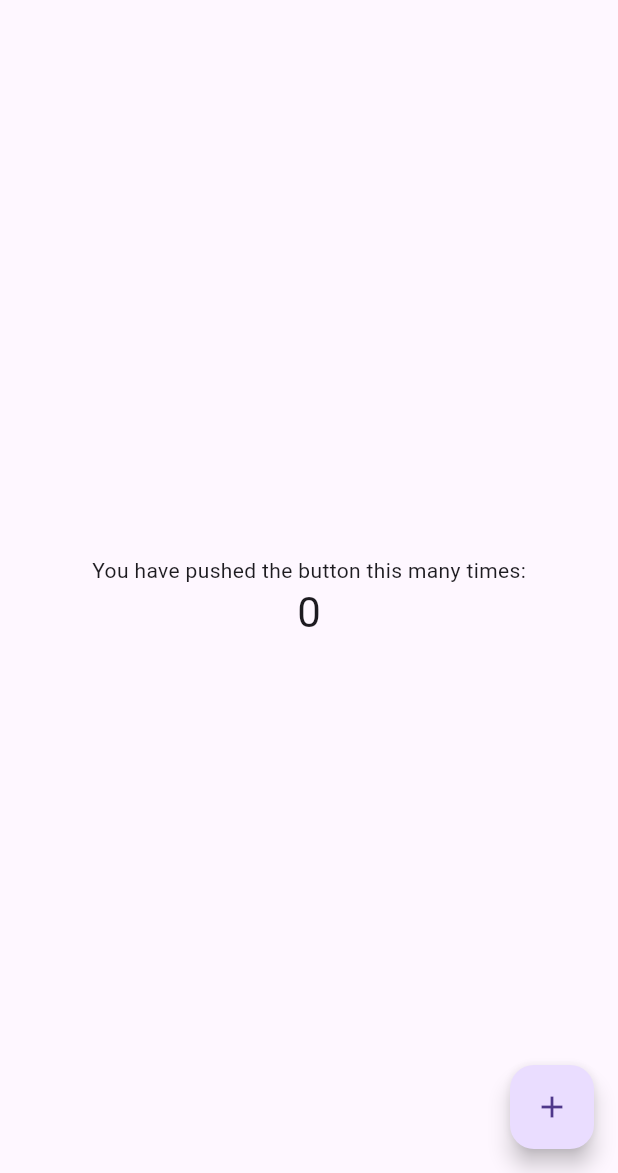
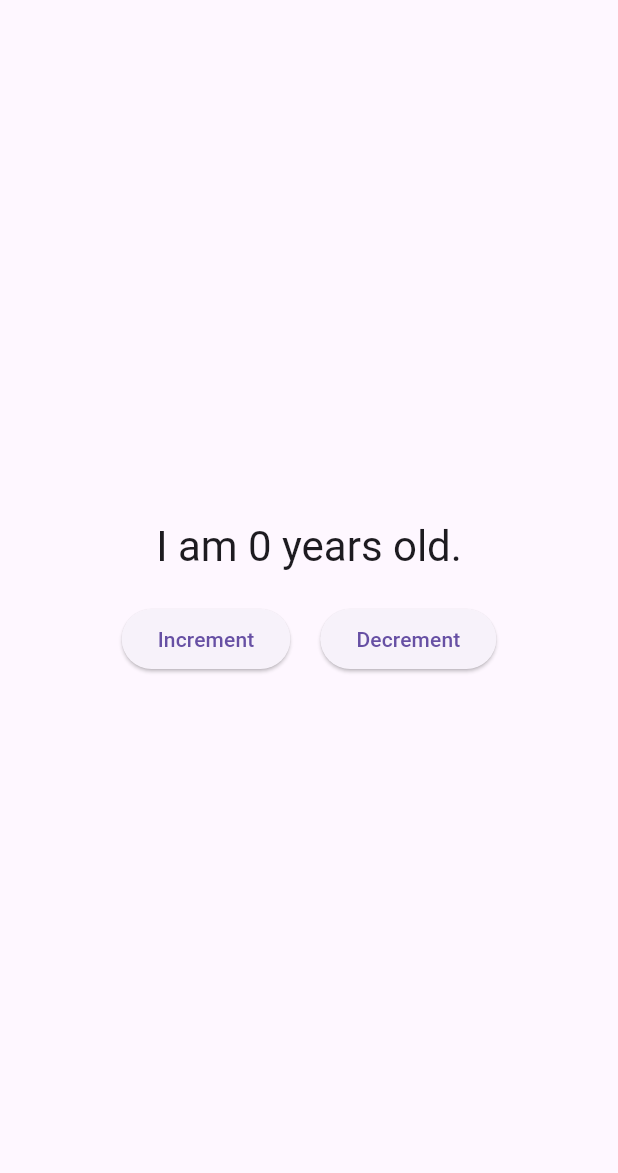
Before and after one commit to SteveT2023/AgeCounter, a Flutter app: the screen it shows after launch, on a phone screen of 412 x 824 dp, the part 63-1236 px from its top. Run offline on Flutter 3.47's test engine with Material 3 defaults, Android fonts, the light colour scheme and no system bars; missing offline and left inert: window_size.

Commit message:
Added increment and decrement button that change age number.

```diff
--- a/lib/main.dart
+++ b/lib/main.dart
@@ -7,16 +7,7 @@
 void main() {
   setupWindow();
   runApp(
-    // Provide the model to all widgets within the app. We're using
-    // ChangeNotifierProvider because that's a simple way to rebuild
-    // widgets when a model changes. We could also just use
-    // Provider, but then we would have to listen to Counter ourselves.
-    //
-    // Read Provider's docs to learn about all the available providers.
     ChangeNotifierProvider(
-      // Initialize the model in the builder. That way, Provider
-      // can own Counter's lifecycle, making sure to call `dispose`
-      // when not needed anymore.
       create: (context) => Counter(),
       child: const MyApp(),
     ),
@@ -42,15 +33,16 @@
   }
 }
 
-/// Simplest possible model, with just one field.
-///
-/// [ChangeNotifier] is a class in `flutter:foundation`. [Counter] does
-/// _not_ depend on Provider.
 class Counter with ChangeNotifier {
   int value = 0;
 
   void increment() {
     value += 1;
+    notifyListeners();
+  }
+
+  void decrement() {
+    value -= 1;
     notifyListeners();
   }
 }
@@ -84,43 +76,36 @@
         child: Column(
           mainAxisAlignment: MainAxisAlignment.center,
           children: [
-            const Text('You have pushed the button this many times:'),
-            // Consumer looks for an ancestor Provider widget
-            // and retrieves its model (Counter, in this case).
-            // Then it uses that model to build widgets, and will trigger
-            // rebuilds if the model is updated.
             Consumer<Counter>(
               builder: (context, counter, child) => Text(
-                '${counter.value}',
+                'I am ${counter.value} years old.',
                 style: Theme.of(context).textTheme.headlineMedium,
               ),
+            ),
+            const SizedBox(height: 20),
+            Row(
+              mainAxisAlignment: MainAxisAlignment.center,
+              children: [
+                ElevatedButton(
+                  onPressed: () {
+                    var counter = context.read<Counter>();
+                    counter.increment();
+                  },
+                  child: const Text('Increment'),
+                ),
+                const SizedBox(width: 20),
+                ElevatedButton(
+                  onPressed: () {
+                    var counter = context.read<Counter>();
+                    counter.decrement();
+                  },
+                  child: const Text('Decrement'),
+                ),
+              ],
             ),
           ],
         ),
       ),
-      floatingActionButton: FloatingActionButton(
-        onPressed: () {
-          // You can access your providers anywhere you have access
-          // to the context. One way is to use Provider.of<Counter>(context).
-          // The provider package also defines extension methods on the context
-          // itself. You can call context.watch<Counter>() in a build method
-          // of any widget to access the current state of Counter, and to ask
-          // Flutter to rebuild your widget anytime Counter changes.
-          //
-          // You can't use context.watch() outside build methods, because that
-          // often leads to subtle bugs. Instead, you should use
-          // context.read<Counter>(), which gets the current state
-          // but doesn't ask Flutter for future rebuilds.
-          //
-          // Since we're in a callback that will be called whenever the user
-          // taps the FloatingActionButton, we are not in the build method here.
-          // We should use context.read().
-          var counter = context.read<Counter>();
-          counter.increment();
-        },
-        tooltip: 'Increment',
-        child: const Icon(Icons.add),
-      ),
     );
   }
 }
```
